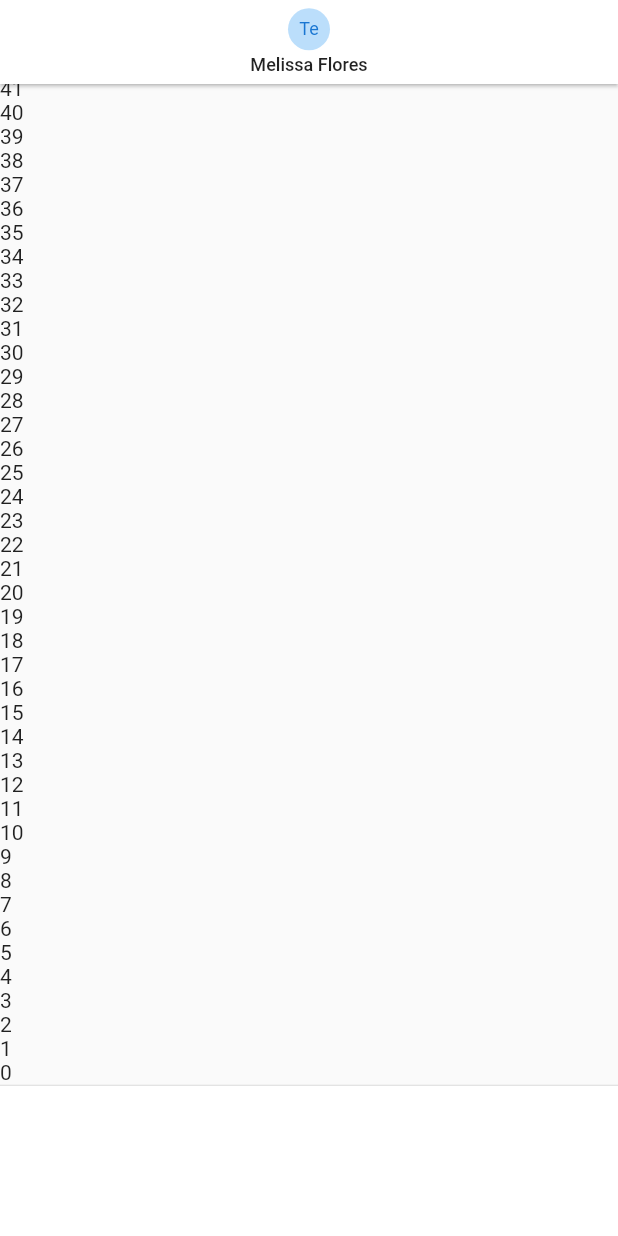
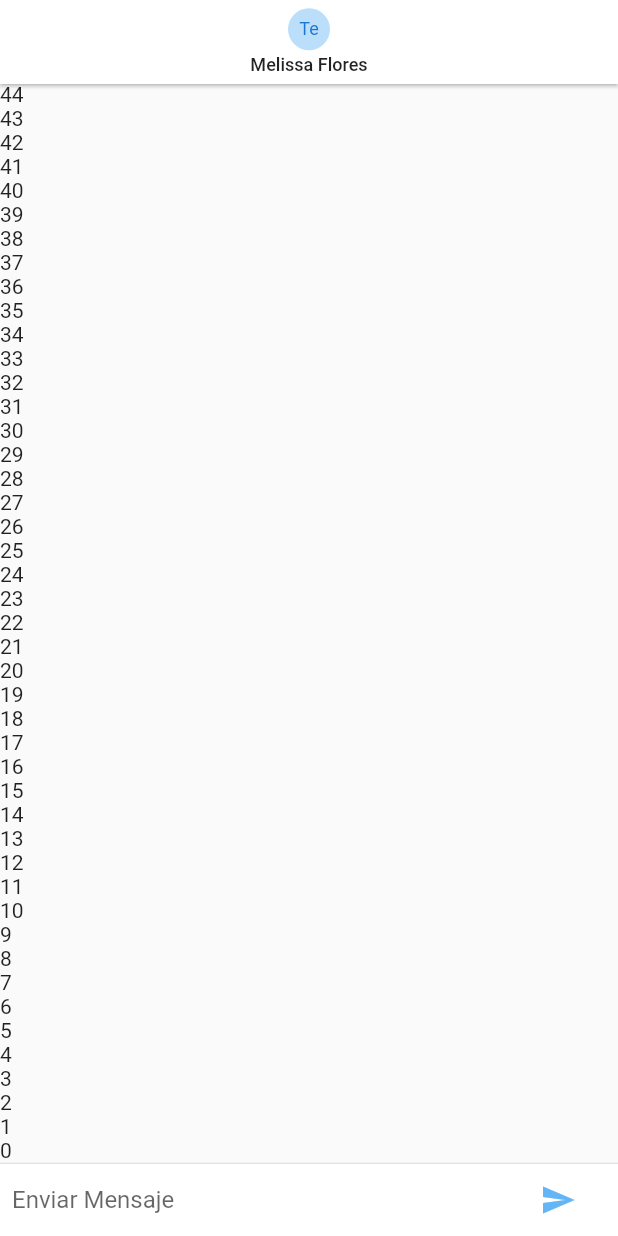
Before and after one commit to Blanco1010/chat_flutter, a Flutter app: the screen it shows after launch, on a phone screen of 412 x 824 dp. Run offline on Flutter 3.47's test engine with Material 2 defaults, Android fonts, the phone set to English and light mode, and no system bars; our stand-ins replace pull_to_refresh.

Commit message:
add the bututon for chat

```diff
--- a/chat/lib/pages/chat_page.dart
+++ b/chat/lib/pages/chat_page.dart
@@ -1,6 +1,17 @@
+import 'dart:io';
+
+import 'package:flutter/cupertino.dart';
 import 'package:flutter/material.dart';
 
-class ChatPage extends StatelessWidget {
+class ChatPage extends StatefulWidget {
+  @override
+  _ChatPageState createState() => _ChatPageState();
+}
+
+class _ChatPageState extends State<ChatPage> {
+  final _textController = TextEditingController();
+  final _focusNode = new FocusNode();
+
   @override
   Widget build(BuildContext context) {
     return Scaffold(
@@ -43,10 +54,53 @@ class ChatPage extends StatelessWidget {
             Divider(height: 1),
             Container(
               color: Colors.white,
-            height: 100,
+              child: _inputChat(),
             ),
           ],
-      )),
+        ),
+      ),
     );
   }
+
+  Widget _inputChat() {
+    return SafeArea(
+      child: Container(
+        margin: EdgeInsets.symmetric(horizontal: 8.0),
+        child: Row(
+          children: <Widget>[
+            Flexible(
+              child: TextField(
+                controller: _textController,
+                onSubmitted: _handleSubmit,
+                onChanged: (String texto) {},
+                decoration:
+                    InputDecoration.collapsed(hintText: 'Enviar Mensaje'),
+                focusNode: _focusNode,
+              ),
+            ),
+            Container(
+                margin: EdgeInsets.symmetric(horizontal: 4.0),
+                child: Platform.isIOS
+                    ? CupertinoButton(
+                        child: Text('Enviar'),
+                        onPressed: () {},
+                      )
+                    : Container(
+                        margin: EdgeInsets.symmetric(horizontal: 4.0),
+                        child: IconButton(
+                          icon: Icon(Icons.send, color: Colors.blue[300]),
+                          onPressed: () {},
+                        ),
+                      )),
+          ],
+        ),
+      ),
+    );
   }
+
+  _handleSubmit(String text) {
+    print('$text');
+    _textController.clear();
+    _focusNode.requestFocus();
+  }
+}
```
Lines whose indentation alone changed are shown as unchanged.
